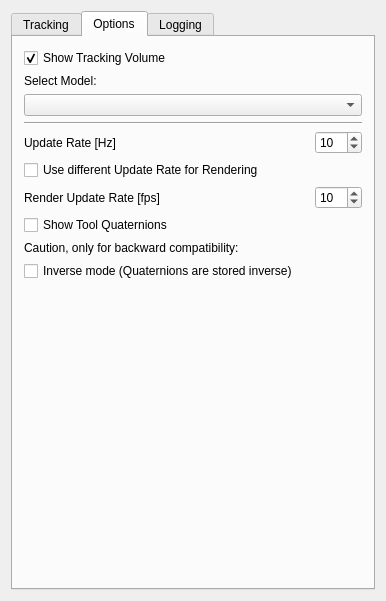
This is Plugins/org.mitk.gui.qt.igttracking/src/internal/QmitkMITKIGTTrackingToolboxViewControls.ui in MITK/MITK as Qt 5 draws it before an edit. The edited form follows.
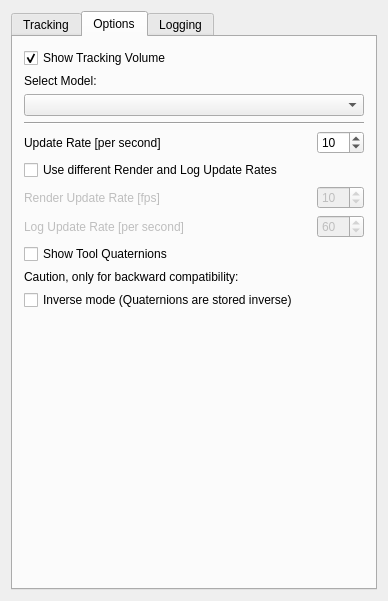
This is the edited form. Custom widgets are drawn as their Qt base class.

Commit message: separated timers

Diff of the .ui file:
```diff
--- a/Plugins/org.mitk.gui.qt.igttracking/src/internal/QmitkMITKIGTTrackingToolboxViewControls.ui
+++ b/Plugins/org.mitk.gui.qt.igttracking/src/internal/QmitkMITKIGTTrackingToolboxViewControls.ui
@@ -6,7 +6,7 @@
    <rect>
     <x>0</x>
     <y>0</y>
-    <width>386</width>
+    <width>388</width>
     <height>601</height>
    </rect>
   </property>
@@ -371,7 +371,7 @@
          <item>
           <widget class="QLabel" name="m_OptionsUpdateRateLabel">
            <property name="text">
-            <string>Update Rate [Hz]</string>
+            <string>Update Rate [per second]</string>
            </property>
           </widget>
          </item>
@@ -391,7 +391,7 @@
          <item>
           <widget class="QSpinBox" name="m_UpdateRate">
            <property name="maximum">
-            <number>999</number>
+            <number>100</number>
            </property>
            <property name="value">
             <number>10</number>
@@ -403,7 +403,7 @@
        <item>
         <widget class="QCheckBox" name="m_UseRenderUpdateRate">
          <property name="text">
-          <string>Use different Update Rate for Rendering</string>
+          <string>Use different Render and Log Update Rates</string>
          </property>
         </widget>
        </item>
@@ -411,6 +411,9 @@
         <layout class="QHBoxLayout" name="horizontalLayout_8" stretch="0,0,0">
          <item>
           <widget class="QLabel" name="m_OptionsRenderUpdateRateLabel">
+           <property name="enabled">
+            <bool>false</bool>
+           </property>
            <property name="text">
             <string>Render Update Rate [fps]</string>
            </property>
@@ -431,8 +434,14 @@
          </item>
          <item>
           <widget class="QSpinBox" name="m_RenderUpdateRate">
+           <property name="enabled">
+            <bool>false</bool>
+           </property>
+           <property name="minimum">
+            <number>0</number>
+           </property>
            <property name="maximum">
-            <number>999</number>
+            <number>100</number>
            </property>
            <property name="value">
             <number>10</number>
@@ -441,6 +450,52 @@
          </item>
         </layout>
        </item>
+       <item>
+        <layout class="QHBoxLayout" name="horizontalLayout_10">
+         <item>
+          <widget class="QLabel" name="m_OptionsLogUpdateRateLabel">
+           <property name="enabled">
+            <bool>false</bool>
+           </property>
+           <property name="text">
+            <string>Log Update Rate [per second]</string>
+           </property>
+          </widget>
+         </item>
+         <item>
+          <spacer name="horizontalSpacer_8">
+           <property name="orientation">
+            <enum>Qt::Horizontal</enum>
+           </property>
+           <property name="sizeHint" stdset="0">
+            <size>
+             <width>40</width>
+             <height>20</height>
+            </size>
+           </property>
+          </spacer>
+         </item>
+         <item>
+          <widget class="QSpinBox" name="m_LogUpdateRate">
+           <property name="enabled">
+            <bool>false</bool>
+           </property>
+           <property name="minimum">
+            <number>1</number>
+           </property>
+           <property name="maximum">
+            <number>120</number>
+           </property>
+           <property name="singleStep">
+            <number>10</number>
+           </property>
+           <property name="value">
+            <number>60</number>
+           </property>
+          </widget>
+         </item>
+        </layout>
+       </item>
        <item>
         <spacer name="verticalSpacer_4">
          <property name="orientation">
```
Left out of the diff: 2 changed lines with no effect on the pictures. The commit also changes 2 other files.
